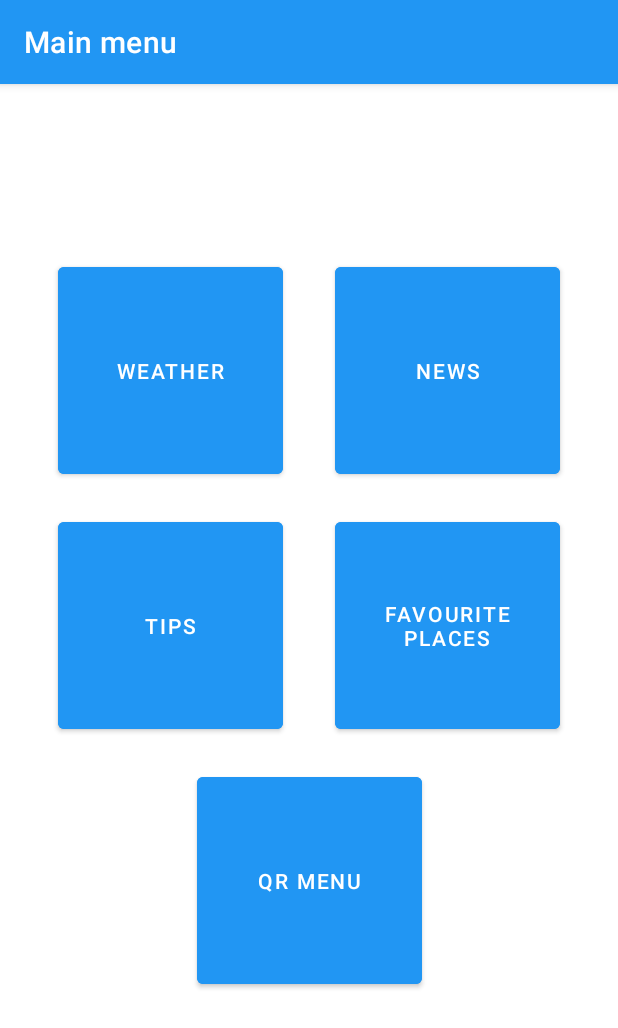
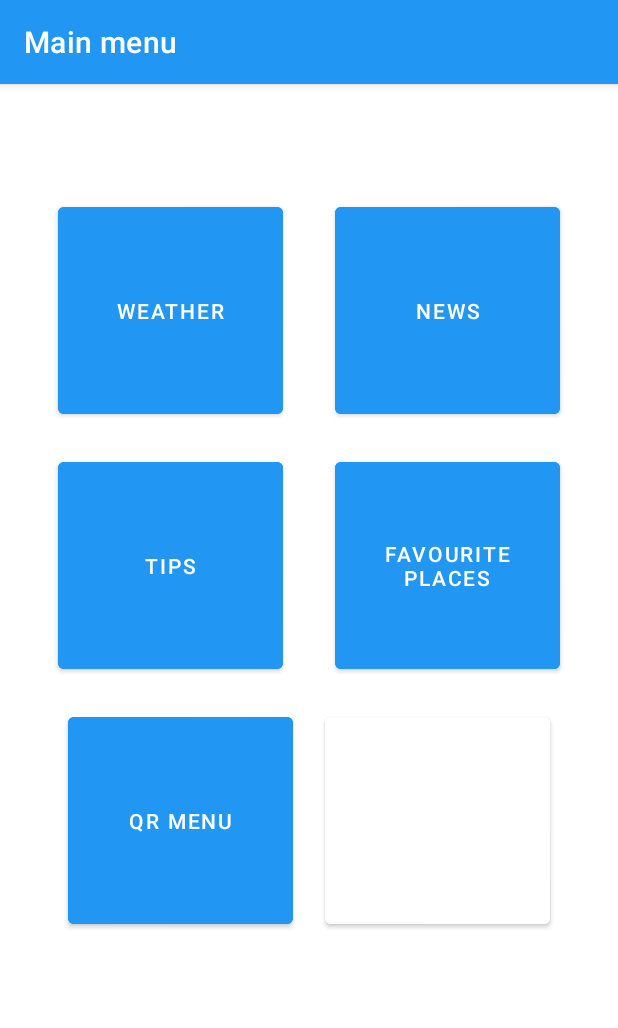
Before and after one commit to mkslovenia/ErasmusApp, an Android app: the screen it shows after launch (MainActivity), on a phone screen of 412 x 824 dp. Shown: the top 1028 px of the screen. Run offline under Robolectric (Android 15) with nearby library versions, the phone set to English and light mode, and no system bars; our stand-ins replace navigation-ui.

Commit message:
GUI buttons

```diff
--- a/app/src/main/res/layout/fragment_main_menu.xml
+++ b/app/src/main/res/layout/fragment_main_menu.xml
@@ -11,7 +11,7 @@
         android:id="@+id/weatherButton"
         android:layout_width="150dp"
         android:layout_height="150dp"
-        android:layout_marginTop="92dp"
+        android:layout_marginTop="52dp"
         android:backgroundTint="#2196F3"
         android:text="Weather"
         app:layout_constraintEnd_toStartOf="@+id/newsButton"
@@ -24,7 +24,7 @@
         android:layout_width="150dp"
         android:layout_height="150dp"
         android:layout_marginStart="20dp"
-        android:layout_marginTop="92dp"
+        android:layout_marginTop="52dp"
         android:backgroundTint="#2196F3"
         android:text="News"
         app:layout_constraintEnd_toEndOf="parent"
@@ -64,8 +64,20 @@
         android:layout_marginTop="20dp"
         android:backgroundTint="#2196F3"
         android:text="QR Menu"
-        app:layout_constraintEnd_toEndOf="parent"
+        app:layout_constraintEnd_toStartOf="@+id/blankButton"
+        app:layout_constraintHorizontal_bias="0.5"
         app:layout_constraintStart_toStartOf="parent"
         app:layout_constraintTop_toBottomOf="@+id/tipsButton" />
 
+    <Button
+        android:id="@+id/blankButton"
+        android:layout_width="150dp"
+        android:layout_height="150dp"
+        android:layout_marginTop="20dp"
+        android:backgroundTint="@color/white"
+        app:layout_constraintEnd_toEndOf="parent"
+        app:layout_constraintHorizontal_bias="0.5"
+        app:layout_constraintStart_toEndOf="@+id/QRMenuButton"
+        app:layout_constraintTop_toBottomOf="@+id/tipsButton" />
+
 </androidx.constraintlayout.widget.ConstraintLayout>
```
